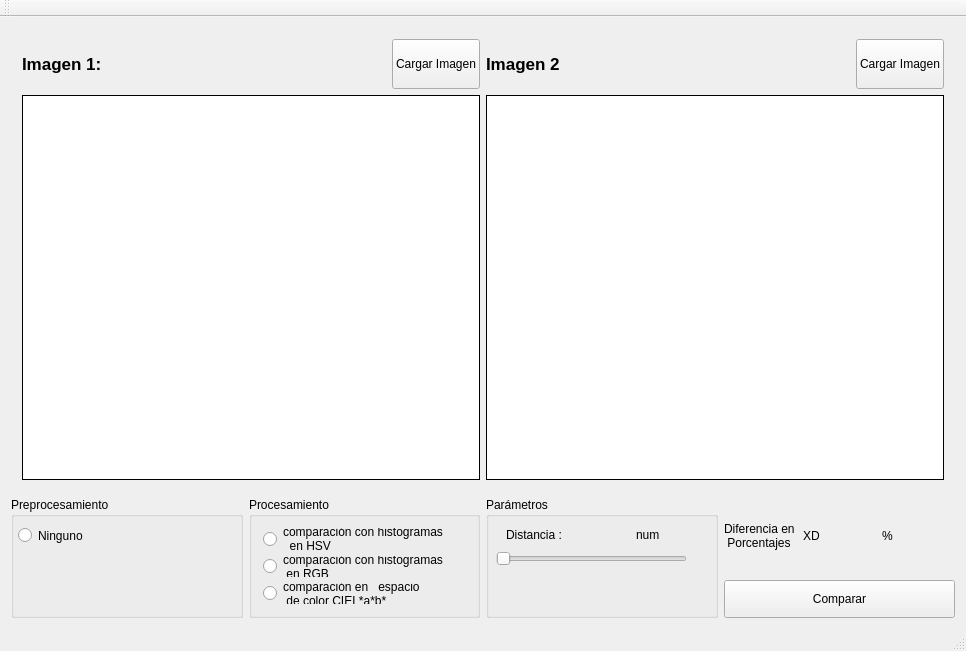
Above: mainwindow.ui from enriquesoto/color_detector before the change. Below: the same form after it.
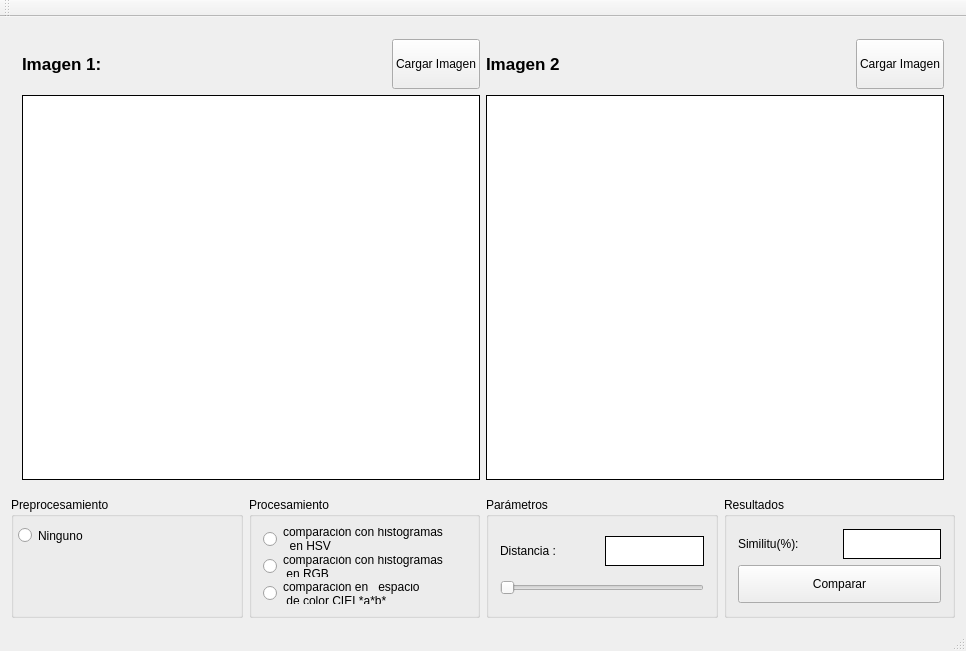
That is the form after the change.

Diff of the .ui file:
```diff
--- a/mainwindow.ui
+++ b/mainwindow.ui
@@ -14,7 +14,7 @@
    <string>Color Matching</string>
   </property>
   <widget class="QWidget" name="centralWidget">
-   <layout class="QGridLayout" name="gridLayout_3">
+   <layout class="QGridLayout" name="gridLayout_5">
     <item row="0" column="0" colspan="4">
      <widget class="QFrame" name="frame">
       <property name="styleSheet">
@@ -266,75 +266,95 @@
       <property name="title">
        <string>Parámetros</string>
       </property>
-      <widget class="QSlider" name="sliderThreshold">
-       <property name="geometry">
-        <rect>
-         <x>10</x>
-         <y>50</y>
-         <width>191</width>
-         <height>23</height>
-        </rect>
-       </property>
-       <property name="maximum">
-        <number>200</number>
-       </property>
-       <property name="orientation">
-        <enum>Qt::Horizontal</enum>
-       </property>
-      </widget>
+      <layout class="QGridLayout" name="gridLayout_4">
+       <item row="0" column="0">
       <widget class="QLabel" name="label_6">
-       <property name="geometry">
-        <rect>
-         <x>20</x>
-         <y>30</y>
-         <width>61</width>
-         <height>16</height>
-        </rect>
-       </property>
        <property name="text">
         <string>Distancia :</string>
        </property>
       </widget>
+       </item>
+       <item row="0" column="1">
       <widget class="QLabel" name="lblthresholdVal">
-       <property name="geometry">
-        <rect>
-         <x>150</x>
-         <y>30</y>
-         <width>31</width>
-         <height>16</height>
-        </rect>
+         <property name="maximumSize">
+          <size>
+           <width>16777215</width>
+           <height>30</height>
+          </size>
+         </property>
+         <property name="styleSheet">
+          <string notr="true">background:rgb(255, 255, 255);
+border: 1px solid #000000</string>
        </property>
        <property name="text">
-        <string>num</string>
-       </property>
-      </widget>
+          <string/>
+         </property>
+         <property name="alignment">
+          <set>Qt::AlignCenter</set>
+         </property>
+        </widget>
+       </item>
+       <item row="1" column="0" colspan="2">
+        <widget class="QSlider" name="sliderThreshold">
+         <property name="maximum">
+          <number>200</number>
+         </property>
+         <property name="orientation">
+          <enum>Qt::Horizontal</enum>
+         </property>
+        </widget>
+       </item>
+      </layout>
      </widget>
     </item>
     <item row="1" column="3">
+     <widget class="QGroupBox" name="groupBox_4">
+      <property name="minimumSize">
+       <size>
+        <width>220</width>
+        <height>0</height>
+       </size>
+      </property>
+      <property name="maximumSize">
+       <size>
+        <width>16777215</width>
+        <height>121</height>
+       </size>
+      </property>
+      <property name="title">
+       <string>Resultados</string>
+      </property>
+      <layout class="QGridLayout" name="gridLayout_3">
+       <item row="0" column="0">
      <layout class="QGridLayout" name="gridLayout">
       <item row="0" column="0">
        <widget class="QLabel" name="label_3">
         <property name="text">
-         <string>Diferencia en 
- Porcentajes</string>
+            <string>Similitu(%):</string>
         </property>
        </widget>
       </item>
       <item row="0" column="1">
        <widget class="QLabel" name="lblDiference">
-        <property name="text">
-         <string>XD</string>
-        </property>
-       </widget>
-      </item>
-      <item row="0" column="2">
-       <widget class="QLabel" name="label_4">
+           <property name="maximumSize">
+            <size>
+             <width>16777215</width>
+             <height>30</height>
+            </size>
+           </property>
+           <property name="styleSheet">
+            <string notr="true">background:rgb(255, 255, 255);
+border: 1px solid #000;</string>
+           </property>
         <property name="text">
-         <string>%</string>
-        </property>
-       </widget>
-      </item>
-      <item row="1" column="0" colspan="3">
+            <string/>
+           </property>
+           <property name="alignment">
+            <set>Qt::AlignCenter</set>
+           </property>
+          </widget>
+         </item>
+         <item row="1" column="0" colspan="2">
        <widget class="QPushButton" name="bttnCompare">
         <property name="minimumSize">
          <size>
@@ -350,6 +370,15 @@
      </layout>
     </item>
    </layout>
+     </widget>
+    </item>
+   </layout>
+   <zorder>frame</zorder>
+   <zorder>groupBox</zorder>
+   <zorder>groupBox_2</zorder>
+   <zorder>groupBox_3</zorder>
+   <zorder>groupBox_4</zorder>
+   <zorder>bttnCompare</zorder>
   </widget>
   <widget class="QMenuBar" name="menuBar">
    <property name="geometry">
```
Lines whose indentation alone changed are shown as unchanged.
